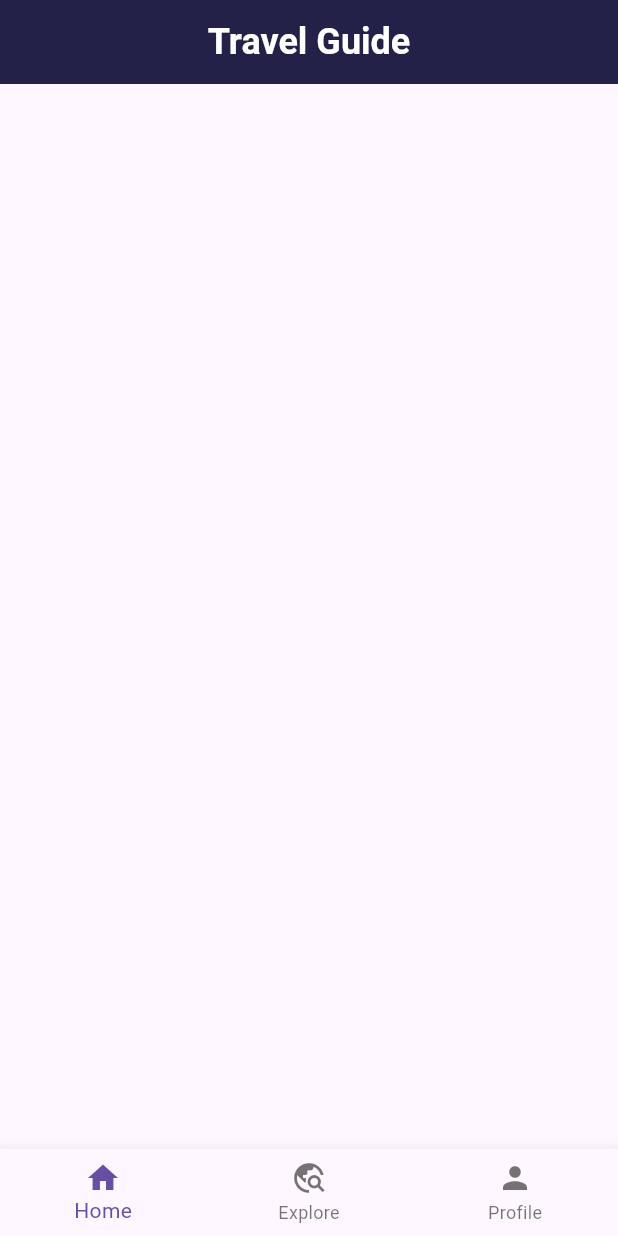
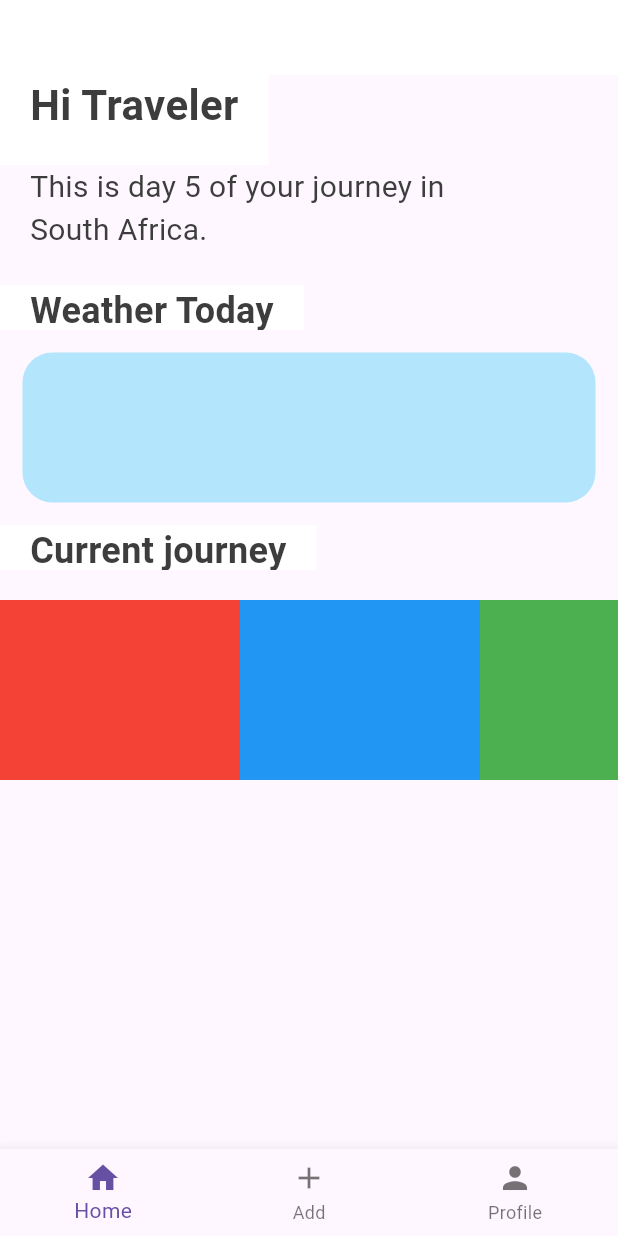
Before and after one commit to RensvGemert98/flutter-travelapp, a Flutter app: the screen it shows after launch, after a tap on "Sign in", on a phone screen of 412 x 824 dp. Run offline on Flutter 3.47's test engine with Material 3 defaults, Android fonts, the phone set to English and light mode, and no system bars; project files that could hold a hidden picture were left out.

Commit message:
Added homescreen content

```diff
--- a/travelapp/lib/components/app_bar.dart
+++ /dev/null
@@ -1,13 +0,0 @@
-import 'package:flutter/material.dart';
-
-  AppBar appBar() {
-    return AppBar(
-      title: const Text(
-        "Travel Guide",
-        style: TextStyle(fontWeight: FontWeight.bold, fontSize: 24),
-      ),
-      centerTitle: true,
-      backgroundColor: const Color.fromARGB(255, 35, 33, 71),
-      foregroundColor: Colors.white,
-    );
-  }
--- a/travelapp/lib/components/bottom_nav_bar.dart
+++ b/travelapp/lib/components/bottom_nav_bar.dart
@@ -7,8 +7,7 @@
         icon: Icon(Icons.home),
         label: 'Home',
       ),
-        BottomNavigationBarItem(
-            icon: Icon(Icons.travel_explore_sharp), label: 'Explore'),
+      BottomNavigationBarItem(icon: Icon(Icons.add), label: 'Add'),
       BottomNavigationBarItem(icon: Icon(Icons.person), label: 'Profile'),
     ],
   );
--- a/travelapp/lib/pages/home.dart
+++ b/travelapp/lib/pages/home.dart
@@ -1,5 +1,4 @@
 import 'package:flutter/material.dart';
-import 'package:travelapp/components/app_bar.dart';
 import 'package:travelapp/components/bottom_nav_bar.dart';
 
 //stl
@@ -9,8 +8,94 @@ class HomePage extends StatelessWidget {
   @override
   Widget build(BuildContext context) {
     return Scaffold(
-      appBar: appBar(),
       bottomNavigationBar: bottomNavigationBar(),
+      body: Column(
+        crossAxisAlignment: CrossAxisAlignment.start,
+        children: [
+          Container(
+              height: 50, color: const Color.fromARGB(255, 255, 255, 255)),
+          Container(
+            padding: const EdgeInsets.fromLTRB(20, 0, 20, 0),
+            height: 60,
+            color: const Color.fromARGB(255, 255, 255, 255),
+            child: const Text(
+              "Hi Traveler",
+              style: TextStyle(
+                  fontWeight: FontWeight.bold,
+                  fontSize: 28,
+                  color: Color(0xff3D3D3D)),
+            ),
+          ),
+          Container(
+            padding: const EdgeInsets.fromLTRB(20, 0, 20, 0),
+            height: 80,
+            width: 350,
+            child: const Text("This is day 5 of your journey in South Africa. ",
+                style: TextStyle(fontSize: 20, color: Color(0xff3D3D3D))),
+          ),
+          Container(
+            padding: const EdgeInsets.fromLTRB(20, 0, 20, 0),
+            height: 30,
+            color: const Color.fromARGB(255, 255, 255, 255),
+            child: const Text(
+              "Weather Today",
+              style: TextStyle(
+                  fontWeight: FontWeight.bold,
+                  fontSize: 24,
+                  color: Color(0xff3D3D3D)),
+            ),
+          ),
+          Container(
+            height: 100,
+            margin: const EdgeInsets.fromLTRB(15, 15, 15, 15),
+            decoration: BoxDecoration(
+                borderRadius: BorderRadius.circular(20),
+                color: Colors.lightBlue.shade100),
+          ),
+          Container(
+            padding: const EdgeInsets.fromLTRB(20, 0, 20, 0),
+            height: 30,
+            color: const Color.fromARGB(255, 255, 255, 255),
+            child: const Text(
+              "Current journey",
+              style: TextStyle(
+                  fontWeight: FontWeight.bold,
+                  fontSize: 24,
+                  color: Color(0xff3D3D3D)),
+            ),
+          ),
+          Container(
+            margin: const EdgeInsets.symmetric(vertical: 20),
+            height: 120,
+            child: ListView(
+              // This next line does the trick.
+              scrollDirection: Axis.horizontal,
+              children: <Widget>[
+                Container(
+                  width: 160,
+                  color: Colors.red,
+                ),
+                Container(
+                  width: 160,
+                  color: Colors.blue,
+                ),
+                Container(
+                  width: 160,
+                  color: Colors.green,
+                ),
+                Container(
+                  width: 160,
+                  color: Colors.yellow,
+                ),
+                Container(
+                  width: 160,
+                  color: Colors.orange,
+                ),
+              ],
+            ),
+          ),
+        ],
+      ),
     );
   }
 }
--- a/travelapp/lib/pages/welcome.dart
+++ b/travelapp/lib/pages/welcome.dart
@@ -15,33 +15,28 @@ class WelcomePage extends StatelessWidget {
             image: DecorationImage(
                 image: AssetImage("assets/welcome.png"),
                 alignment: Alignment.topCenter,
-                scale: 1.2,
+                scale: 1.4,
                 fit: BoxFit.scaleDown),
           ),
           child: Column(
             mainAxisAlignment: MainAxisAlignment.end,
             children: [
               Container(
-                padding: const EdgeInsets.fromLTRB(20, 20, 20, 20),
+                padding: const EdgeInsets.fromLTRB(20, 0, 20, 10),
                 margin: const EdgeInsets.fromLTRB(20, 0, 20, 0),
-                decoration: const BoxDecoration(
-                    color: Color.fromARGB(255, 255, 255, 255),
-                    borderRadius: BorderRadius.only(
-                        topLeft: Radius.circular(17),
-                        topRight: Radius.circular(17))),
                 child: const Text(
                   'Welcome',
-                  textAlign: TextAlign.left,
+                  textAlign: TextAlign.center,
                   style: TextStyle(
-                    fontSize: 33,
+                    fontSize: 28,
                     fontWeight: FontWeight.w900,
-                    color: Color.fromARGB(255, 48, 48, 48),
+                    color: Color(0xff3D3D3D),
                   ),
                 ),
               ),
               Container(
                 width: double.infinity,
-                margin: const EdgeInsets.fromLTRB(20, 0, 20, 0),
+                margin: const EdgeInsets.fromLTRB(20, 0, 20, 10),
                 padding: const EdgeInsets.fromLTRB(20, 0, 0, 0),
                 decoration: const BoxDecoration(
                     color: Color.fromARGB(255, 255, 255, 255)),
@@ -49,12 +44,10 @@ class WelcomePage extends StatelessWidget {
                 child: const Text(
                   'Document your journey anywhere you go.',
                   textAlign: TextAlign.center,
-                  style: TextStyle(fontSize: 23),
+                  style: TextStyle(fontSize: 20, color: Color(0xff3D3D3D)),
                 ),
               ),
-              const SizedBox(height: 70),
               Column(
-                mainAxisAlignment: MainAxisAlignment.end,
                 children: [
                   Container(
                     width: double.infinity,
@@ -93,7 +86,7 @@ class WelcomePage extends StatelessWidget {
                   ),
                   Container(
                       width: double.infinity,
-                      padding: const EdgeInsets.fromLTRB(20, 5, 20, 10),
+                      padding: const EdgeInsets.fromLTRB(20, 5, 20, 30),
                       child: ElevatedButton(
                         onPressed: () {
                           Navigator.pushReplacement(
@@ -132,7 +125,6 @@ class WelcomePage extends StatelessWidget {
                       )),
                 ],
               ),
-              const SizedBox(height: 30),
             ],
           ),
         ),
```
Also changed, not shown: travelapp/assets/afb1.png (deleted), travelapp/assets/background-get-started.jpg (deleted), travelapp/assets/welcome2.png (deleted), travelapp/assets/welcome_plane.png (deleted). Lines whose indentation alone changed are shown as unchanged.
